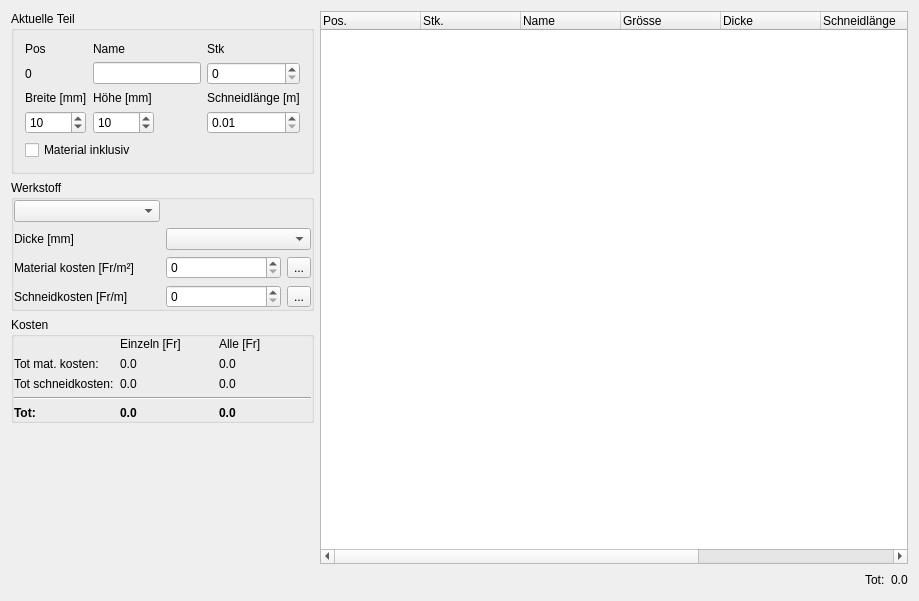
The window that OffertenRechner/Source/src/Offer_Gui.ui (domi4484/ZumMaschine) describes before a commit, drawn with Qt 5.
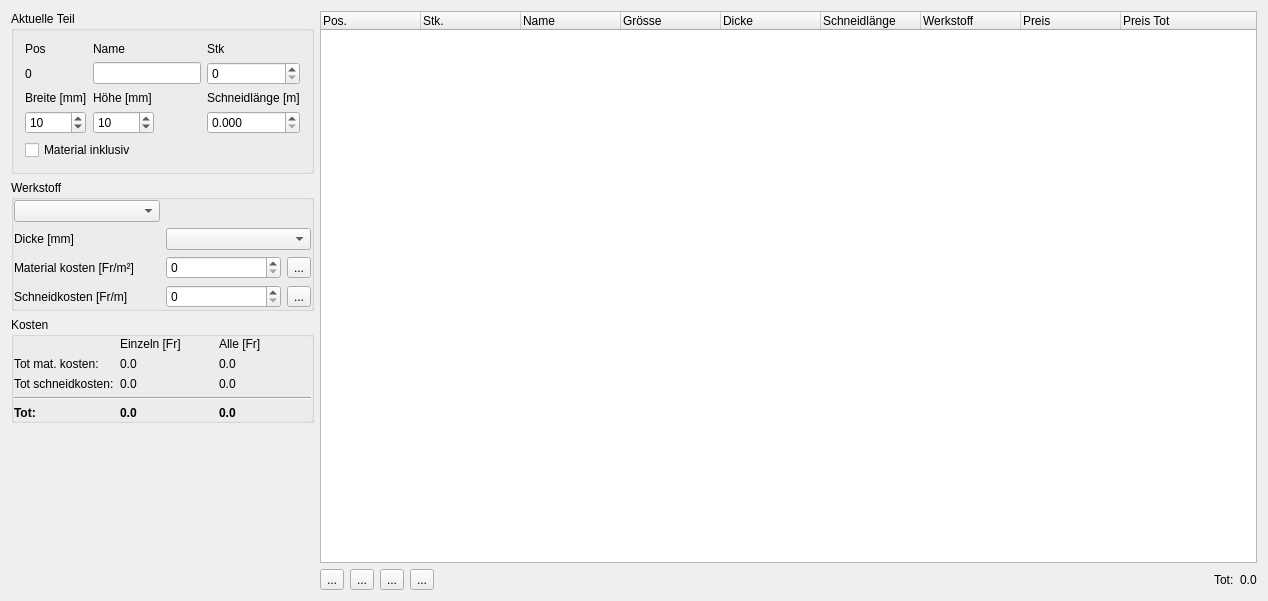
The same window after the commit. Icons and pictures are not drawn.

What changed in the file:
```diff
--- a/OffertenRechner/Source/src/Offer_Gui.ui
+++ b/OffertenRechner/Source/src/Offer_Gui.ui
@@ -6,7 +6,7 @@
    <rect>
     <x>0</x>
     <y>0</y>
-    <width>919</width>
+    <width>1268</width>
     <height>601</height>
    </rect>
   </property>
@@ -15,21 +15,43 @@
     <layout class="QGridLayout" name="gridLayout" columnstretch="0,0,0,0,0,0,0,0,2">
      <item row="1" column="8" rowspan="4">
       <layout class="QGridLayout" name="gridLayout_3">
+       <item row="1" column="0">
+        <widget class="QToolButton" name="m_QToolButton_PartAdd">
+         <property name="text">
+          <string>...</string>
+         </property>
+         <property name="icon">
+          <iconset resource="Resources/Resources.qrc">
+           <normaloff>:/Icons/plus.png</normaloff>:/Icons/plus.png</iconset>
+         </property>
+        </widget>
+       </item>
        <item row="1" column="2">
+        <widget class="QToolButton" name="m_QToolButton_PartUp">
+         <property name="text">
+          <string>...</string>
+         </property>
+         <property name="icon">
+          <iconset resource="Resources/Resources.qrc">
+           <normaloff>:/Icons/up.png</normaloff>:/Icons/up.png</iconset>
+         </property>
+        </widget>
+       </item>
+       <item row="1" column="6">
         <widget class="QLabel" name="m_QLabel_ListTotal">
          <property name="text">
           <string>0.0</string>
          </property>
         </widget>
        </item>
-       <item row="1" column="1">
+       <item row="1" column="5">
         <widget class="QLabel" name="label_11">
          <property name="text">
           <string>Tot:</string>
          </property>
         </widget>
        </item>
-       <item row="1" column="0">
+       <item row="1" column="4">
         <spacer name="horizontalSpacer_2">
          <property name="orientation">
           <enum>Qt::Horizontal</enum>
@@ -42,7 +64,7 @@
          </property>
         </spacer>
        </item>
-       <item row="0" column="0" colspan="3">
+       <item row="0" column="0" colspan="7">
         <widget class="QTreeWidget" name="m_QTreeWidget">
          <column>
           <property name="text">
@@ -91,6 +113,28 @@
          </column>
         </widget>
        </item>
+       <item row="1" column="1">
+        <widget class="QToolButton" name="m_QToolButton_PartRemove">
+         <property name="text">
+          <string>...</string>
+         </property>
+         <property name="icon">
+          <iconset resource="Resources/Resources.qrc">
+           <normaloff>:/Icons/minus.png</normaloff>:/Icons/minus.png</iconset>
+         </property>
+        </widget>
+       </item>
+       <item row="1" column="3">
+        <widget class="QToolButton" name="m_QToolButton_PartDown">
+         <property name="text">
+          <string>...</string>
+         </property>
+         <property name="icon">
+          <iconset resource="Resources/Resources.qrc">
+           <normaloff>:/Icons/down.png</normaloff>:/Icons/down.png</iconset>
+         </property>
+        </widget>
+       </item>
       </layout>
      </item>
      <item row="1" column="0">
@@ -188,12 +232,18 @@
         </item>
         <item row="3" column="2">
          <widget class="QDoubleSpinBox" name="m_QDoubleSpinBox_CutLength">
+          <property name="decimals">
+           <number>3</number>
+          </property>
           <property name="minimum">
-           <double>0.010000000000000</double>
+           <double>0.000000000000000</double>
           </property>
           <property name="maximum">
            <double>900000.000000000000000</double>
           </property>
+          <property name="value">
+           <double>0.000000000000000</double>
+          </property>
          </widget>
         </item>
         <item row="4" column="0" colspan="2">
```
Left out of the diff: 4 changed lines with no effect on the pictures.
